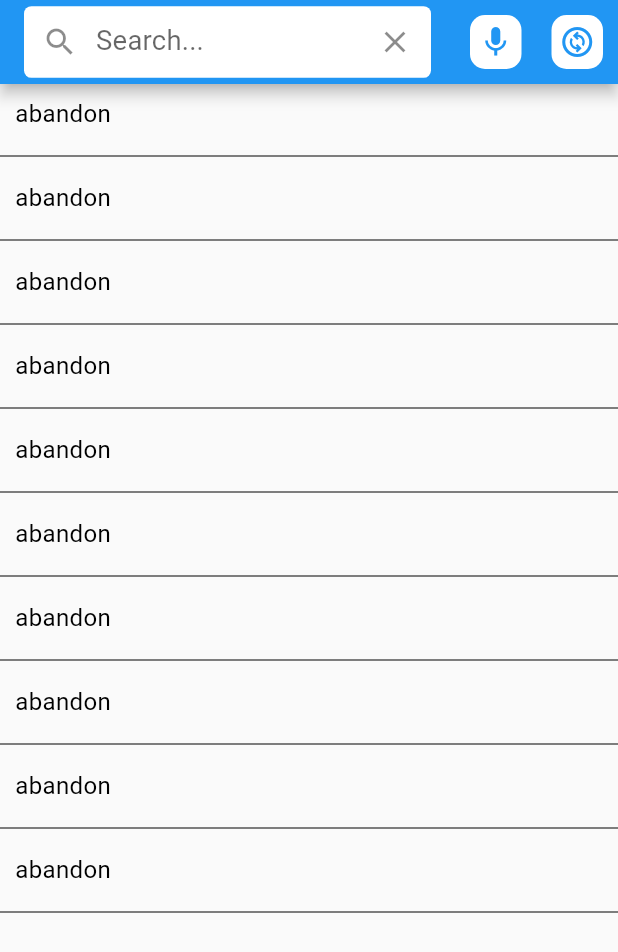
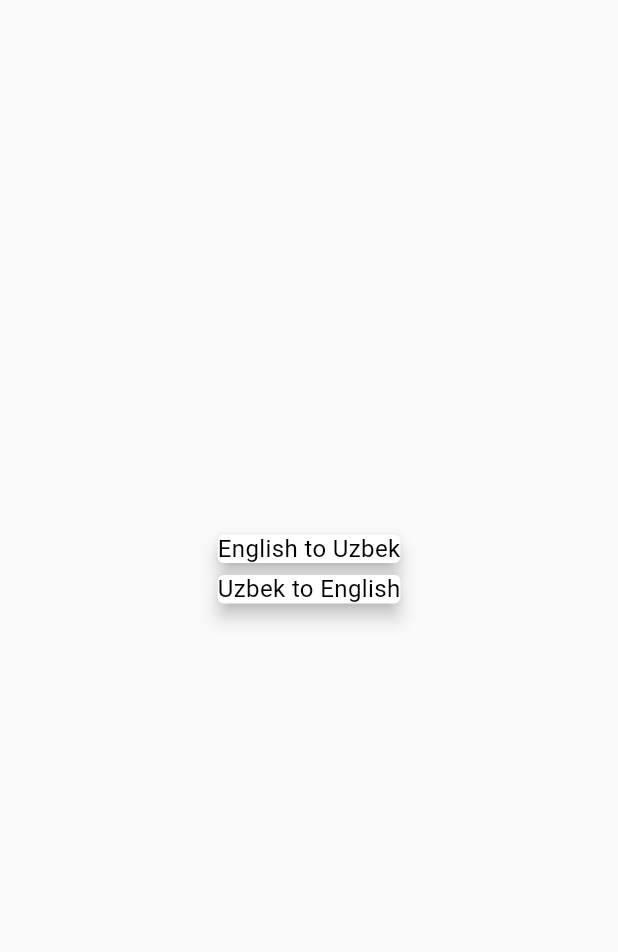
Before and after one commit to MrSobirov/najottalim2, a Flutter app: the screen it shows after launch, on a phone screen of 412 x 824 dp. Shown: the top 952 px of the screen. Run offline on Flutter 3.47's test engine with Material 2 defaults, Android fonts, the phone set to English and light mode, and no system bars; our stand-ins replace flutter_screenutil, shared_preferences, sqflite; accounts and stored records are empty.

Commit message:
UI partial2

```diff
--- a/lib/main.dart
+++ b/lib/main.dart
@@ -1,3 +1,4 @@
+import 'package:dictionary/screens/choose_language.dart';
 import 'package:dictionary/screens/home_screen.dart';
 import 'package:dictionary/screens/splash_screen.dart';
 import 'package:flutter/material.dart';
@@ -22,13 +23,14 @@ class MyApp extends StatelessWidget {
           title: 'Dictionary',
           // You can use the library anywhere in the app even in theme
           theme: ThemeData(
+
             primarySwatch: Colors.blue,
-            textTheme: Typography.englishLike2018.apply(fontSizeFactor: 1.sp),
+            textTheme: Typography.englishLike2018.apply(fontSizeFactor: 1.sp,bodyColor: Colors.black),
           ),
           home: child,
         );
       },
-      child: SplashScreen(),
+      child: ChooseLanguage(),
     );
   }
 }
--- /dev/null
+++ b/lib/screens/choose_language.dart
@@ -0,0 +1,37 @@
+import 'package:flutter/material.dart';
+import 'package:flutter_screenutil/flutter_screenutil.dart';
+
+class ChooseLanguage extends StatelessWidget {
+  const ChooseLanguage({Key? key}) : super(key: key);
+
+  @override
+  Widget build(BuildContext context) {
+    return Scaffold(
+      body: Center(
+        child: Container(
+          height: 100.h,
+          width: double.infinity,
+          child: Column(
+            mainAxisSize: MainAxisSize.max,
+            children: [
+              GestureDetector(
+                onTap: (){},
+                child: Card(
+                  elevation: 5,
+                  child: Text('English to Uzbek'),
+                ),
+              ),
+              GestureDetector(
+                onTap: (){},
+                child: Card(
+                  elevation: 5,
+                  child: Text('Uzbek to English'),
+                ),
+              ),
+            ],
+          ),
+        ),
+      ),
+    );
+  }
+}
--- a/lib/screens/home_screen.dart
+++ b/lib/screens/home_screen.dart
@@ -25,7 +25,6 @@ class _HomeScreenState extends State<HomeScreen> {
             borderRadius: BorderRadius.circular(5),
           ),
           child: TextField(
-            style: TextStyle(color: Colors.black),
             controller: controller,
             decoration: InputDecoration(
               prefixIcon: const Icon(Icons.search),
@@ -86,6 +85,15 @@ class _HomeScreenState extends State<HomeScreen> {
           ),
         ],
       ),
+
+      floatingActionButton: FloatingActionButton(
+        onPressed: () {},
+        child: ClipOval(
+            child: Image.asset(
+          'assets/images/gb_logo.png',
+          fit: BoxFit.cover,
+        )),
+      ),
       body: ListView.builder(
         itemBuilder: (ctx, i) => Column(
           children: [
@@ -109,9 +117,7 @@ class _HomeScreenState extends State<HomeScreen> {
                 child: Text(
                   'abandon',
                   textAlign: TextAlign.start,
-                  style: TextStyle(
-                    color: Colors.black,
-                  ),
+
                 ),
               ),
             ),
--- a/lib/utils/my_dialogs.dart
+++ b/lib/utils/my_dialogs.dart
@@ -15,4 +15,7 @@ class MyDialogs {
           content: Text(description,style: TextStyle(color: Colors.black),),
         ));
   }
+  void voiceDialog(BuildContext context){
+
 }
+}
```
Also changed, not shown: assets/images/gb_logo.png (added), assets/images/uz_flag.png (added).
